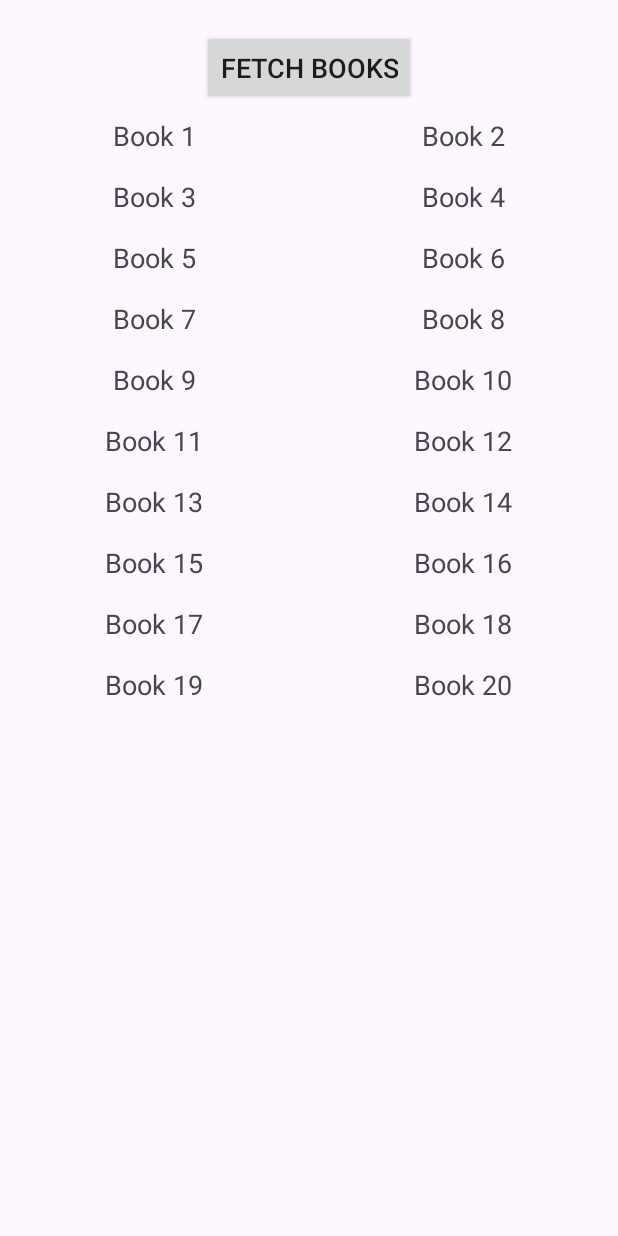
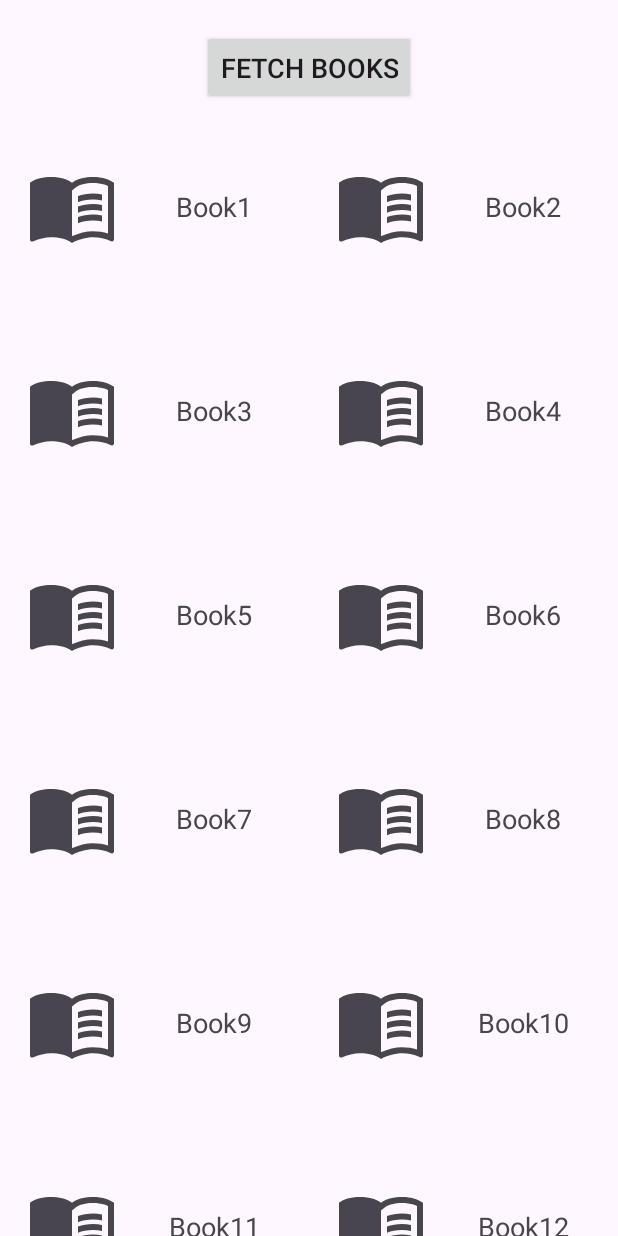
Before and after one commit to pepipe/books-android-client, an Android app: the screen it shows after launch (MainActivity), after a tap on "FETCH BOOKS", on a phone screen of 412 x 824 dp. Run offline under Robolectric (Android 15) with nearby library versions, the phone set to English and light mode, and no system bars.

Commit message:
Added book details. Navigation between book and book details

```diff
--- a/app/src/main/AndroidManifest.xml
+++ b/app/src/main/AndroidManifest.xml
@@ -21,6 +21,7 @@
                 <category android:name="android.intent.category.LAUNCHER" />
             </intent-filter>
         </activity>
+        <activity android:name=".ui.BookDetailsActivity" />
     </application>
 
 </manifest>
--- a/app/src/main/java/com/example/booksclient/MainActivity.java
+++ b/app/src/main/java/com/example/booksclient/MainActivity.java
@@ -1,24 +1,31 @@
 package com.example.booksclient;
 
+import android.content.SharedPreferences;
 import android.os.Bundle;
 import android.widget.Toast;
 
 import androidx.activity.EdgeToEdge;
 import androidx.annotation.NonNull;
 import androidx.appcompat.app.AppCompatActivity;
+import androidx.lifecycle.ViewModelProvider;
 import androidx.recyclerview.widget.GridLayoutManager;
 import androidx.recyclerview.widget.RecyclerView;
 
+import com.example.booksclient.model.Book;
+import com.example.booksclient.ui.BookViewModel;
 import com.example.booksclient.ui.adapter.BooksAdapter;
 
 import java.util.ArrayList;
 import java.util.List;
+import java.util.Objects;
 
 public class MainActivity extends AppCompatActivity {
     private static final int FETCH_BOOKS_MAX_RESULTS = 20;
     private int currentOffset = 0;
     private boolean isLoading = false;
+    private RecyclerView booksRecyclerView;
     private BooksAdapter booksAdapter;
+    private BookViewModel bookViewModel;
 
     @Override
     protected void onCreate(Bundle savedInstanceState) {
@@ -26,11 +33,19 @@ public class MainActivity extends AppCompatActivity {
         EdgeToEdge.enable(this);
         setContentView(R.layout.activity_main);
 
+        bookViewModel = new ViewModelProvider(this).get(BookViewModel.class);
+
         //Setup RecyclerView
-        RecyclerView booksRecyclerView = findViewById(R.id.booksRecyclerView);
+        booksRecyclerView = findViewById(R.id.booksRecyclerView);
         booksRecyclerView.setLayoutManager(new GridLayoutManager(this, 2));
-        booksAdapter = new BooksAdapter(new ArrayList<>());
+        booksAdapter = new BooksAdapter(new ArrayList<>(), this);
         booksRecyclerView.setAdapter(booksAdapter);
+
+        bookViewModel.getBooks().observe(this, books -> {
+            if (books != null) {
+                booksAdapter.addBooks(books);
+            }
+        });
 
         // Add scroll listener for lazy loading
         booksRecyclerView.addOnScrollListener(new RecyclerView.OnScrollListener() {
@@ -39,7 +54,7 @@ public class MainActivity extends AppCompatActivity {
                 super.onScrolled(recyclerView, dx, dy);
 
                 boolean isScrollVisible = recyclerView.canScrollVertically(-1) || recyclerView.canScrollVertically(1);
-                if(!isScrollVisible) return;
+                if (!isScrollVisible) return;
 
                 if (!recyclerView.canScrollVertically(1) && !isLoading) {
                     loadMoreBooks();
@@ -49,8 +64,49 @@ public class MainActivity extends AppCompatActivity {
 
         // Fetch books button
         findViewById(R.id.fetchBooksButton).setOnClickListener(v -> {
-            loadMoreBooks(); // Fetch books
+            loadMoreBooks();
         });
+    }
+
+    @Override
+    protected void onPause() {
+        super.onPause();
+
+        // Save the scroll position
+        if (booksRecyclerView != null && booksRecyclerView.getLayoutManager() != null) {
+            GridLayoutManager layoutManager = (GridLayoutManager) booksRecyclerView.getLayoutManager();
+            int scrollPosition = layoutManager.findFirstVisibleItemPosition();
+
+            SharedPreferences sharedPreferences = getSharedPreferences("BookApp", MODE_PRIVATE);
+            SharedPreferences.Editor editor = sharedPreferences.edit();
+            editor.putInt("scroll_position", scrollPosition);
+            editor.apply();
+        }
+    }
+
+    @Override
+    protected void onResume() {
+        super.onResume();
+
+        // Restore the scroll position after the books are loaded
+        SharedPreferences sharedPreferences = getSharedPreferences("BookApp", MODE_PRIVATE);
+        int scrollPosition = sharedPreferences.getInt("scroll_position", 0);
+
+        // Observe LiveData to restore scroll position after data is updated
+        bookViewModel.getBooks().observe(this, books -> {
+            if (booksRecyclerView != null && booksRecyclerView.getLayoutManager() != null) {
+                GridLayoutManager layoutManager = (GridLayoutManager) booksRecyclerView.getLayoutManager();
+                layoutManager.scrollToPosition(scrollPosition);
+            }
+        });
+    }
+
+    @Override
+    protected void onSaveInstanceState(@NonNull Bundle outState) {
+        super.onSaveInstanceState(outState);
+
+        // Save the current offset and other necessary state
+        outState.putInt("currentOffset", currentOffset);
     }
 
     private void loadMoreBooks() {
@@ -62,14 +118,16 @@ public class MainActivity extends AppCompatActivity {
                 Thread.sleep(1000); // Simulate network delay
 
                 // Generate dummy data for books
-                List<String> newBooks = new ArrayList<>();
+                List<Book> newBooks = new ArrayList<>();
                 for (int i = 0; i < FETCH_BOOKS_MAX_RESULTS; i++) {
-                    newBooks.add("Book " + (currentOffset + i + 1));
+                    int bookNumber = (currentOffset + i + 1);
+                    Book book = new Book("Book" + bookNumber, "Author" + bookNumber, "Description of Book" + bookNumber, "", "", "");
+                    newBooks.add(book);
                 }
 
                 // Update UI on the main thread
                 runOnUiThread(() -> {
-                    booksAdapter.addBooks(newBooks);
+                    bookViewModel.addBooks(newBooks);
                     currentOffset += FETCH_BOOKS_MAX_RESULTS;
                     isLoading = false;
                 });
--- /dev/null
+++ b/app/src/main/java/com/example/booksclient/model/Book.java
@@ -0,0 +1,49 @@
+package com.example.booksclient.model;
+
+import java.io.Serializable;
+
+public class Book implements Serializable {
+    private String title;
+    private String author;
+    private String description;
+    private String imageUrl;
+    private String thumbnailUrl;
+    private String buyUrl;
+
+    public Book(String title, String author, String description, String imageUrl, String thumbnailUrl, String buyUrl){
+        this.title = title;
+        this.author = author;
+        this.description = description;
+        this.imageUrl = imageUrl;
+        this.thumbnailUrl = thumbnailUrl;
+        this.buyUrl = buyUrl;
+    }
+
+    public String getTitle() {
+        return title;
+    }
+
+    public String getAuthor() {
+        return author;
+    }
+
+    public String getDescription() {
+        return description;
+    }
+
+    public String getImageUrl() {
+        return imageUrl;
+    }
+
+    public String getThumbnailUrl() {
+        return thumbnailUrl;
+    }
+
+    public String getBuyUrl() {
+        return buyUrl;
+    }
+
+    public boolean hasBuyLink() {
+        return buyUrl != null && !buyUrl.isEmpty();
+    }
+}
--- /dev/null
+++ b/app/src/main/java/com/example/booksclient/ui/BookViewModel.java
@@ -0,0 +1,30 @@
+package com.example.booksclient.ui;
+
+import androidx.lifecycle.LiveData;
+import androidx.lifecycle.MutableLiveData;
+import androidx.lifecycle.ViewModel;
+
+import com.example.booksclient.model.Book;
+
+import java.util.ArrayList;
+import java.util.List;
+
+public class BookViewModel extends ViewModel {
+    private MutableLiveData<List<Book>> books = new MutableLiveData<>();
+
+    public BookViewModel() {
+        books.setValue(new ArrayList<>());
+    }
+
+    public LiveData<List<Book>> getBooks() {
+        return books;
+    }
+
+    public void addBooks(List<Book> newBooks) {
+        List<Book> currentBooks = books.getValue();
+        if (currentBooks != null) {
+            currentBooks.addAll(newBooks);
+            books.setValue(currentBooks);
+        }
+    }
+}
--- a/app/src/main/java/com/example/booksclient/ui/adapter/BooksAdapter.java
+++ b/app/src/main/java/com/example/booksclient/ui/adapter/BooksAdapter.java
@@ -1,24 +1,31 @@
 package com.example.booksclient.ui.adapter;
 
+import android.content.Context;
+import android.content.Intent;
 import android.text.TextUtils;
 import android.view.LayoutInflater;
 import android.view.View;
 import android.view.ViewGroup;
+import android.widget.ImageView;
 import android.widget.TextView;
 
 import androidx.annotation.NonNull;
 import androidx.recyclerview.widget.RecyclerView;
 
+import com.example.booksclient.ui.BookDetailsActivity;
 import com.example.booksclient.R;
+import com.example.booksclient.model.Book;
 
 import java.util.Arrays;
 import java.util.List;
 
 public class BooksAdapter extends RecyclerView.Adapter<BooksAdapter.BookViewHolder> {
-    private List<String> books;
+    private final List<Book> books;
+    private final Context context;
 
-    public BooksAdapter(List<String> books){
+    public BooksAdapter(List<Book> books, Context context){
         this.books = books;
+        this.context = context;
     }
 
     @NonNull
@@ -30,15 +37,26 @@ public class BooksAdapter extends RecyclerView.Adapter<BooksAdapter.BookViewHold
 
     @Override
     public void onBindViewHolder(@NonNull BookViewHolder holder, int position) {
-        String title = books.get(position);
+        Book book = books.get(position);
 
-        // Limit to 5 words (you can adjust this value)
+        String title = book.getTitle();
         String[] words = title.split(" ");
         if (words.length > 5) {
             title = TextUtils.join(" ", Arrays.copyOfRange(words, 0, 5)) + "...";
         }
 
         holder.bookTitle.setText(title);
+        //TODO set with the actual data
+        holder.bookThumbnail.setImageResource(R.drawable.baseline_menu_book_20);
+//        Glide.with(context)
+//                .load(book.getImageUrl())  // Use URL or resource ID here
+//                .into(holder.bookThumbnail);
+
+        holder.itemView.setOnClickListener(v -> {
+            Intent intent = new Intent(context, BookDetailsActivity.class);
+            intent.putExtra("BOOK", book);
+            context.startActivity(intent);
+        });
     }
 
     @Override
@@ -46,17 +64,20 @@ public class BooksAdapter extends RecyclerView.Adapter<BooksAdapter.BookViewHold
         return books.size();
     }
 
-    public void addBooks(List<String> newBooks) {
+    public void addBooks(List<Book> newBooks) {
+        int previousSize = books.size();
         books.addAll(newBooks);
-        notifyDataSetChanged();
+        notifyItemRangeInserted(previousSize, books.size());
     }
 
     public static class BookViewHolder extends RecyclerView.ViewHolder {
         TextView bookTitle;
+        ImageView bookThumbnail;
 
         public BookViewHolder(View itemView) {
             super(itemView);
             bookTitle = itemView.findViewById(R.id.bookTitle);
+            bookThumbnail = itemView.findViewById(R.id.bookThumbnail);
         }
     }
 }
--- a/app/src/main/res/layout/item_book.xml
+++ b/app/src/main/res/layout/item_book.xml
@@ -1,15 +1,26 @@
 <LinearLayout xmlns:android="http://schemas.android.com/apk/res/android"
     android:layout_width="match_parent"
     android:layout_height="wrap_content"
-    android:orientation="vertical"
-    android:padding="8dp">
+    android:orientation="horizontal"
+    android:padding="8dp"
+    android:clickable="true"
+    android:focusable="true">
+
+    <ImageView
+        android:id="@+id/bookThumbnail"
+        android:layout_width="80dp"
+        android:layout_height="120dp"
+        android:src="@drawable/baseline_menu_book_20"
+        android:contentDescription="@string/book_thumbnail" />
 
     <TextView
         android:id="@+id/bookTitle"
-        android:layout_width="match_parent"
+        android:layout_width="0dp"
         android:layout_height="wrap_content"
+        android:layout_weight="1"
         android:gravity="center"
         android:textSize="18sp"
         android:maxLines="1"
+        android:layout_gravity="center"
         android:ellipsize="end" />
 </LinearLayout>
```
Also changed, not shown: app/src/main/java/com/example/booksclient/ui/BookDetailsActivity.java (added, +52 -0 lines), app/src/main/res/layout/activity_book_details.xml (added, +60 -0 lines), app/src/main/res/values/strings.xml (+7 -0 lines).
